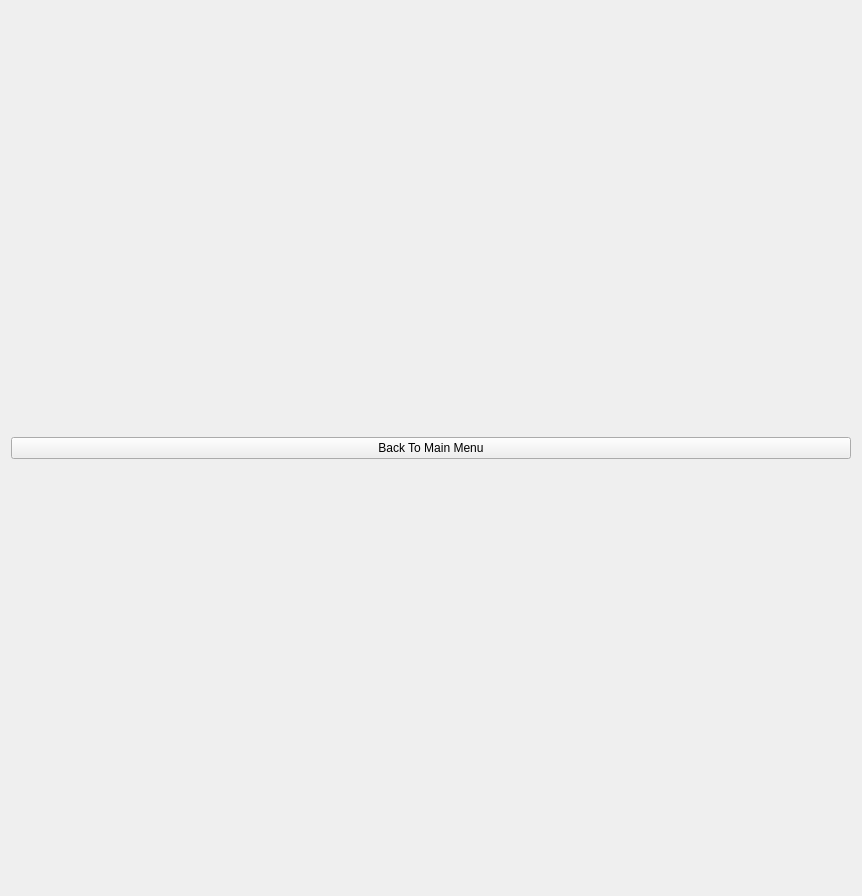
First picture: the form in boardwidget.ui, repository Maaajaaa/Gomoku, before the edit.
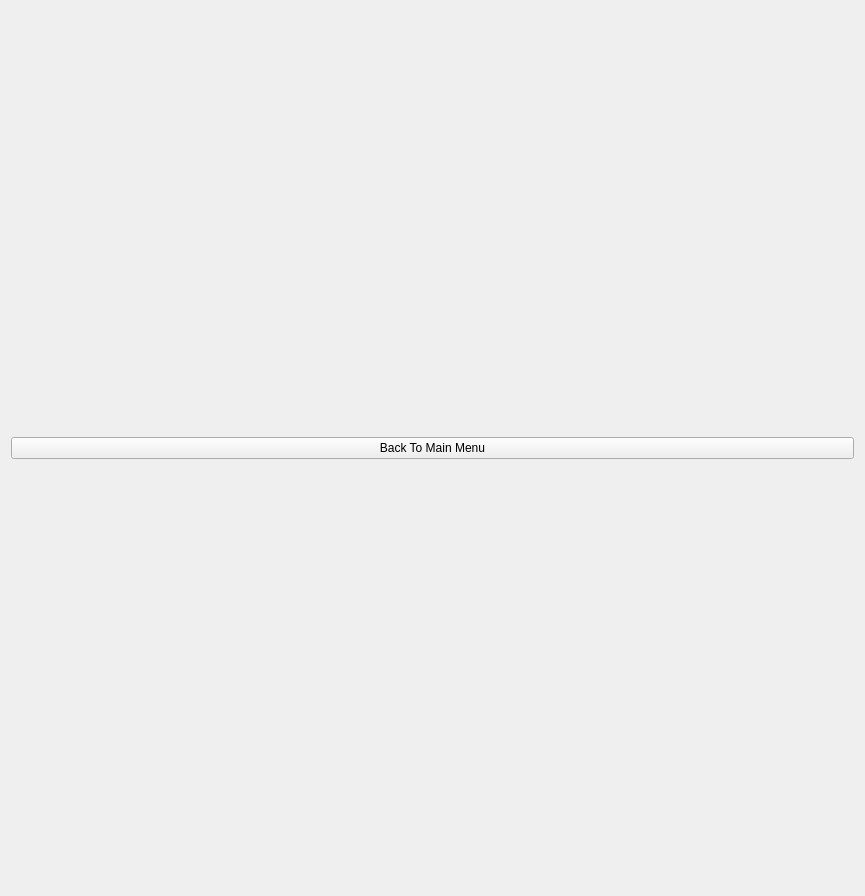
Second picture: the form after the edit.

Commit message: final touch, fixed Renju-Mode, set window to fixed size to avoid scaling issues

Diff of the .ui file:
```diff
--- a/boardwidget.ui
+++ b/boardwidget.ui
@@ -6,19 +6,19 @@
    <rect>
     <x>0</x>
     <y>0</y>
-    <width>862</width>
+    <width>865</width>
     <height>896</height>
    </rect>
   </property>
   <property name="sizePolicy">
-   <sizepolicy hsizetype="Preferred" vsizetype="Preferred">
+   <sizepolicy hsizetype="Fixed" vsizetype="Fixed">
     <horstretch>0</horstretch>
     <verstretch>0</verstretch>
    </sizepolicy>
   </property>
   <property name="minimumSize">
    <size>
-    <width>852</width>
+    <width>865</width>
     <height>892</height>
    </size>
   </property>
```
Left out of the diff: 6 changed lines with no effect on the pictures. The commit also changes 5 other files.
